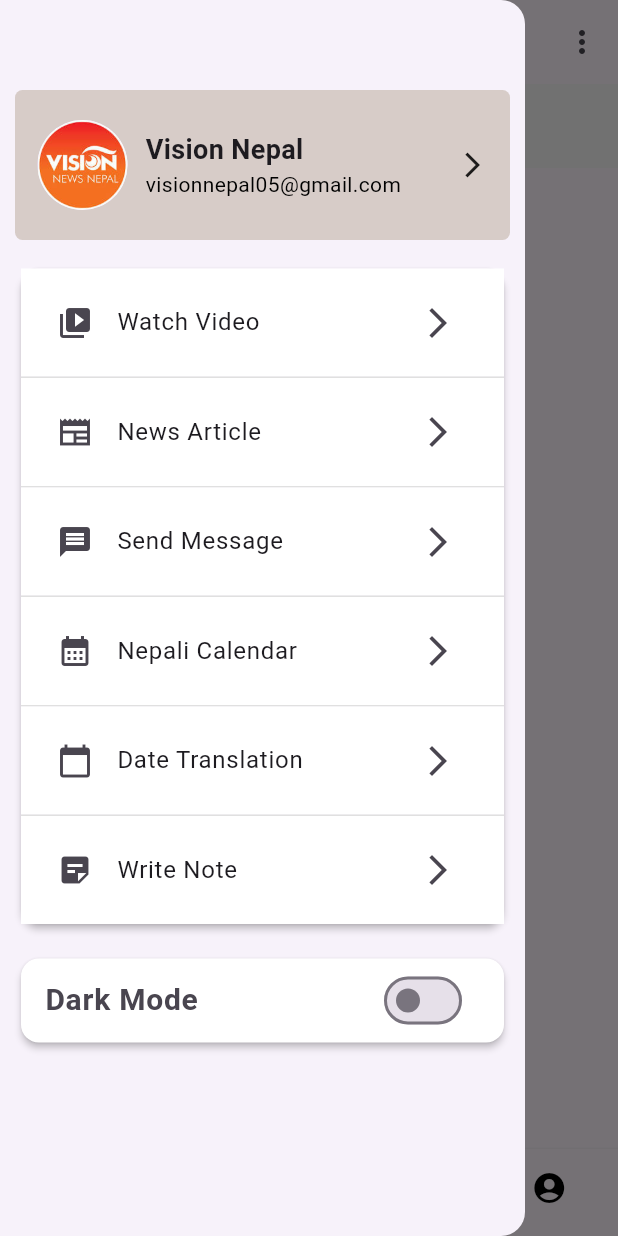
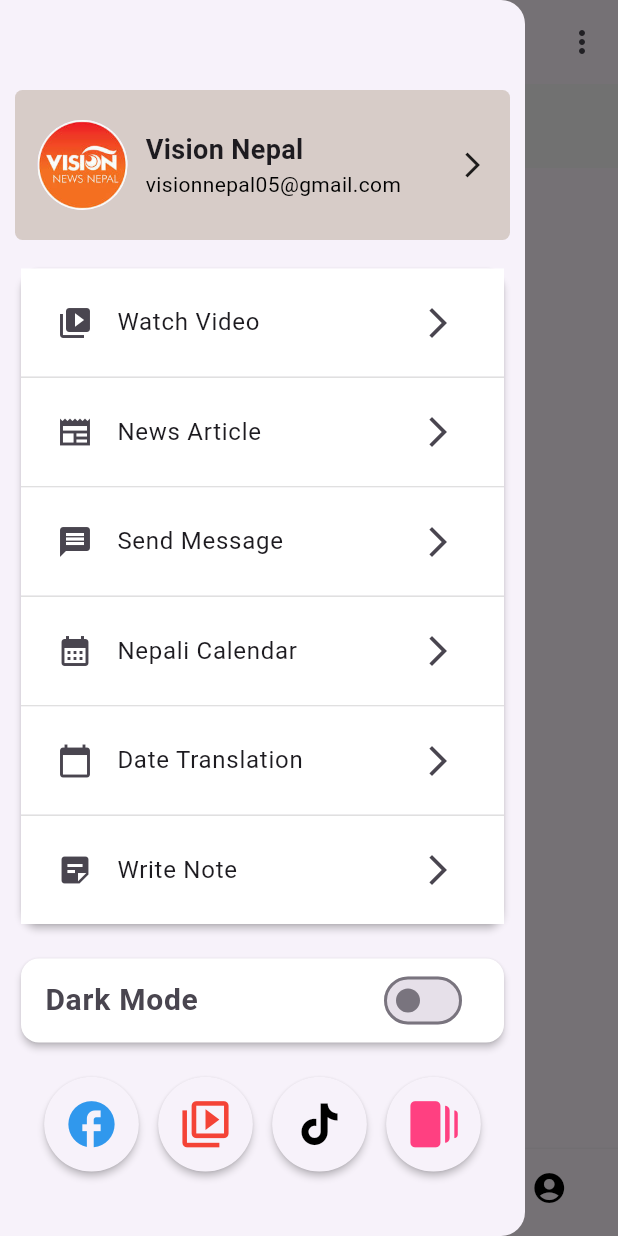
Before and after one commit to indra-chhedal/Vision-Nepal, a Flutter app: the screen it shows after launch, item 2 of the bottom bar chosen, with the side drawer open, on a phone screen of 412 x 824 dp. Run offline on Flutter 3.47's test engine with Material 3 defaults, Android fonts, the phone set to English and light mode, and no system bars; our stand-ins replace timeago, top_snackbar_flutter; network calls fail.

Commit message:
7th commit

```diff
--- a/lib/main.dart
+++ b/lib/main.dart
@@ -4,6 +4,7 @@ import 'package:bca_project/screens/register_screen.dart';
 
 import 'package:flutter/material.dart';
 
+final ValueNotifier<ThemeMode> themeNotifier = ValueNotifier(ThemeMode.light);
 void main() {
   runApp(const MainApp());
 }
@@ -13,16 +14,11 @@ class MainApp extends StatelessWidget {
 
   @override
   Widget build(BuildContext context) {
-    final ValueNotifier<ThemeMode> themeNotifier = ValueNotifier(
-      ThemeMode.light,
-    );
-
     return ValueListenableBuilder<ThemeMode>(
       valueListenable: themeNotifier,
       builder: (context, mode, _) {
         return MaterialApp(
-          debugShowCheckedModeBanner: false,
-          title: 'Dark Mode Demo',
+
           theme: ThemeData.light(),
           darkTheme: ThemeData.dark(),
           themeMode: mode,
--- /dev/null
+++ b/lib/models/videos.dart
@@ -0,0 +1,24 @@
+class Videos {
+  final int id;
+  final String documentId;
+  final String title;
+  final DateTime publishedAt;
+  final String coverUrl;
+
+  Videos({
+    required this.id,
+    required this.documentId,
+    required this.title,
+    required this.publishedAt,
+    required this.coverUrl,
+  });
+  factory Videos.fromMap(Map<String, dynamic> map) {
+    return Videos(
+      id: map['id'],
+      documentId: map['documentId'],
+      title: map['title'],
+      publishedAt: DateTime.parse(map['publishedAt']),
+      coverUrl: map['video']['url'],
+    );
+  }
+}
--- a/lib/screens/home_screen.dart
+++ b/lib/screens/home_screen.dart
@@ -3,6 +3,7 @@ import 'package:bca_project/screens/profile_screen.dart';
 import 'package:bca_project/screens/videos_screen.dart';
 import 'package:bca_project/widgets/dark_mode.dart';
 import 'package:bca_project/widgets/drawer_icons.dart';
+import 'package:bca_project/widgets/social_icons.dart';
 
 import 'package:flutter/material.dart';
 
@@ -15,7 +16,6 @@ class HomeScreen extends StatefulWidget {
 
 class _HomeScreenState extends State<HomeScreen> {
   int currentIndex = 0;
-  final ValueNotifier<ThemeMode> themeNotifier = ValueNotifier(ThemeMode.light);
 
   final List<Widget> _screens = [
     Center(child: Text("hello")),
@@ -78,35 +78,87 @@ class _HomeScreenState extends State<HomeScreen> {
                     DrawerIcons(
                       icons: Icons.video_collection,
                       title: "Watch Video",
+                      onTap: () {
+                        Navigator.of(context).push(
+                          MaterialPageRoute(
+                            builder: (context) {
+                              return VideosScreen();
+                            },
+                          ),
+                        );
+                      },
                     ),
                     Divider(height: 1, thickness: 1, color: Colors.grey[300]),
                     DrawerIcons(
                       icons: Icons.newspaper_sharp,
                       title: "News Article",
+                      onTap: () {
+                        Navigator.of(context).push(
+                          MaterialPageRoute(
+                            builder: (context) {
+                              return NewsScreen();
+                            },
+                          ),
+                        );
+                      },
                     ),
                     Divider(height: 1, thickness: 1, color: Colors.grey[300]),
-                    DrawerIcons(icons: Icons.message, title: "Send Message"),
+                    DrawerIcons(
+                      icons: Icons.message,
+                      title: "Send Message",
+                      onTap: () {},
+                    ),
                     Divider(height: 1, thickness: 1, color: Colors.grey[300]),
                     DrawerIcons(
                       icons: Icons.calendar_month,
                       title: "Nepali Calendar",
+                      onTap: () {},
                     ),
                     Divider(height: 1, thickness: 1, color: Colors.grey[300]),
                     DrawerIcons(
                       icons: Icons.calendar_today,
                       title: "Date Translation",
+                      onTap: () {},
                     ),
                     Divider(height: 1, thickness: 1, color: Colors.grey[300]),
                     DrawerIcons(
                       icons: Icons.sticky_note_2,
                       title: "Write Note",
+                      onTap: () {},
                     ),
                   ],
                 ),
               ),
               SizedBox(height: 15),
 
-              Dark_Mode(themeNotifier: themeNotifier),
+              DarkMode(),
+              SizedBox(height: 15),
+              Row(
+                mainAxisAlignment: MainAxisAlignment.center,
+                spacing: 5,
+                children: [
+                  SocialIcons(
+                    icons: Icons.facebook,
+                    color: const Color.fromARGB(255, 48, 152, 237),
+                    onTap: () {},
+                  ),
+                  SocialIcons(
+                    icons: Icons.video_collection_outlined,
+                    color: Colors.red,
+                    onTap: () {},
+                  ),
+                  SocialIcons(
+                    icons: Icons.tiktok,
+                    color: Colors.black,
+                    onTap: () {},
+                  ),
+                  SocialIcons(
+                    icons: Icons.web_stories,
+                    color: Colors.pinkAccent,
+                    onTap: () {},
+                  ),
+                ],
+              ),
             ],
           ),
         ),
--- a/lib/screens/videos_screen.dart
+++ b/lib/screens/videos_screen.dart
@@ -1,4 +1,10 @@
+import 'dart:convert';
+
+import 'package:bca_project/models/article.dart';
+import 'package:bca_project/models/videos.dart';
+import 'package:bca_project/widgets/video_cart.dart';
 import 'package:flutter/material.dart';
+import 'package:http/http.dart' as http;
 
 class VideosScreen extends StatefulWidget {
   const VideosScreen({super.key});
@@ -8,6 +14,27 @@ class VideosScreen extends StatefulWidget {
 }
 
 class _VideosScreenState extends State<VideosScreen> {
+  List<Videos> videos = [];
+
+  @override
+  void initState() {
+    fetchVideoFromApi();
+    super.initState();
+  }
+
+  void fetchVideoFromApi() async {
+    var url = Uri.parse("http://10.0.2.2:1337/api/videos/?populate=*");
+    http.Response response = await http.get(url);
+    Map<String,dynamic> decodedResult = jsonDecode(response.body);
+    List data = decodedResult['data'];
+
+    for (int i = 0; i < data.length; i++) {
+      videos.add(Videos.fromMap(data[i]));
+    }
+    setState(() {});
+
+  }
+
   @override
   Widget build(BuildContext context) {
     return Scaffold(
@@ -17,7 +44,13 @@ class _VideosScreenState extends State<VideosScreen> {
         backgroundColor: const Color.fromARGB(255, 247, 246, 247),
         foregroundColor: const Color.fromARGB(255, 248, 4, 4),
       ),
-      body: Column(),
+      body: ListView.separated(
+        itemBuilder: (_, int index) {
+          return VideoCart(video: videos[index],);
+        },
+        separatorBuilder: (__, int index) => SizedBox(height: 40),
+        itemCount: videos.length,
+      ),
     );
   }
 }
--- a/lib/widgets/dark_mode.dart
+++ b/lib/widgets/dark_mode.dart
@@ -1,8 +1,8 @@
+import 'package:bca_project/main.dart';
 import 'package:flutter/material.dart';
 
-class Dark_Mode extends StatelessWidget {
-  final ValueNotifier<ThemeMode> themeNotifier;
-  const Dark_Mode({super.key, required this.themeNotifier});
+class DarkMode extends StatelessWidget {
+  const DarkMode({super.key});
 
   @override
   Widget build(BuildContext context) {
--- a/lib/widgets/drawer_icons.dart
+++ b/lib/widgets/drawer_icons.dart
@@ -1,23 +1,26 @@
 import 'package:flutter/material.dart';
 
 class DrawerIcons extends StatelessWidget {
-  const DrawerIcons({super.key, required this.icons, required this.title});
+  const DrawerIcons({super.key, required this.icons, required this.title, required this.onTap});
 
   final IconData icons;
   final String title;
+  final VoidCallback onTap;
 
   @override
   Widget build(BuildContext context) {
+
     return Container(
       width: double.infinity,
       decoration: BoxDecoration(color: Colors.white),
       child: Padding(
         padding: EdgeInsets.all(8),
         child: InkWell(
-          onTap: () {},
+          onTap: onTap,
           child: ListTile(
             leading: Icon(icons),
             title: Text(title),
+
 
             trailing: Icon(Icons.arrow_forward_ios),
           ),
--- a/lib/widgets/news_cart.dart
+++ b/lib/widgets/news_cart.dart
@@ -23,7 +23,7 @@ class _NewsCardState extends State<NewsCard> {
     // String cover = article['Cover']['url'];
     //cover variable ma article ko
     //yaslai map of string dynamic ma rakhyara ani tala $cover ko place ma $coverurl rakhna parxa
-    //Map<string, dynamic> cover = article['cover];
+    //Map<string, dynamic> cover = article['cover'];
     // String coverUrl = cover['url'];
     return Card(
       elevation: 1.0,
--- /dev/null
+++ b/lib/widgets/social_icons.dart
@@ -0,0 +1,23 @@
+import 'package:flutter/material.dart';
+
+class SocialIcons extends StatelessWidget {
+  final IconData icons;
+  final Color color;
+  final VoidCallback onTap;
+  const SocialIcons({super.key, required this.icons, required this.color,required this.onTap});
+
+  @override
+  Widget build(BuildContext context) {
+    return InkWell(
+      onTap: onTap,
+      child: Card(
+        elevation: 2,
+        shape: CircleBorder(eccentricity: 0.1),
+        child: Container(
+          padding: EdgeInsets.all(13),
+          child: Icon(icons, color: color, size: 37),
+        ),
+      ),
+    );
+  }
+}
```
Also changed, not shown: lib/widgets/video_cart.dart (added, +63 -0 lines), lib/models/article.dart (line endings or trailing spaces).
